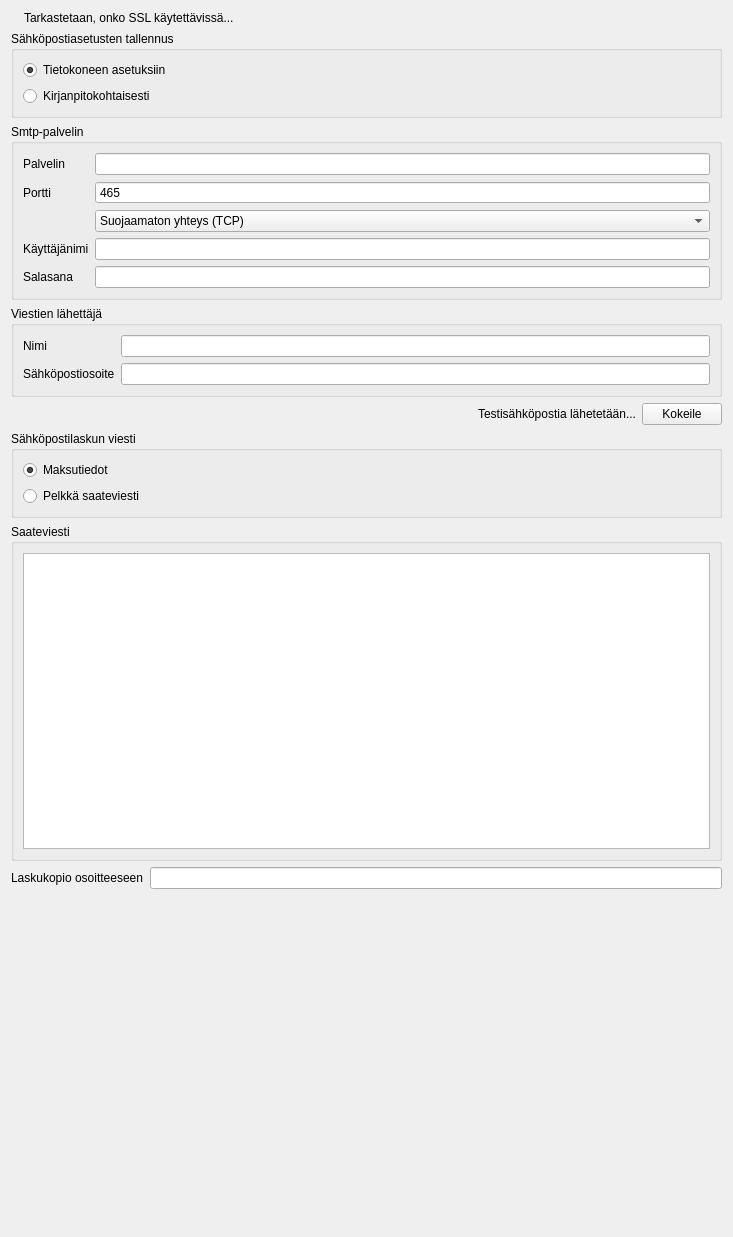
Qt form kitsas/maaritys/emailmaaritys.ui (artoh/kitupiikki) before a commit.
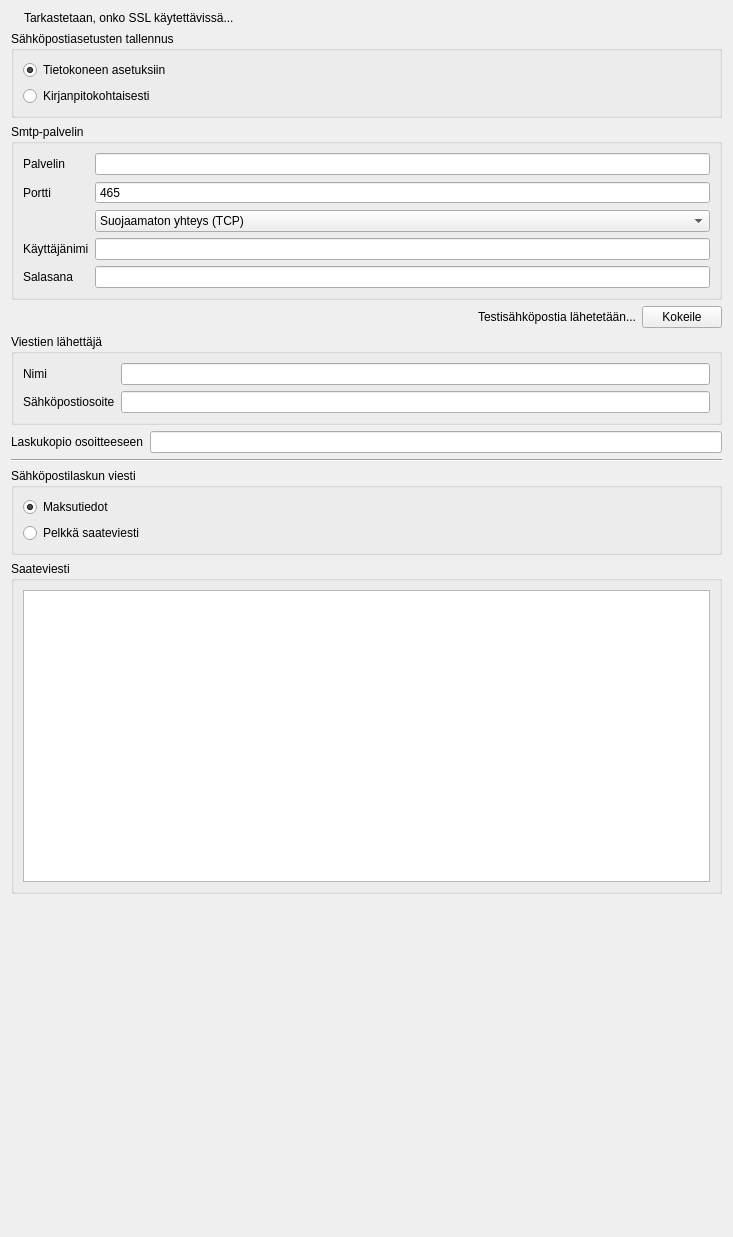
The same form after that commit. Icons and pictures are not drawn.

```diff
--- a/kitsas/maaritys/emailmaaritys.ui
+++ b/kitsas/maaritys/emailmaaritys.ui
@@ -167,41 +167,6 @@
      </layout>
     </widget>
    </item>
-   <item>
-    <widget class="QGroupBox" name="groupBox_2">
-     <property name="title">
-      <string>Viestien lähettäjä</string>
-     </property>
-     <layout class="QFormLayout" name="formLayout_2">
-      <item row="0" column="0">
-       <widget class="QLabel" name="label_5">
-        <property name="text">
-         <string>Nimi</string>
-        </property>
-        <property name="buddy">
-         <cstring>nimiEdit</cstring>
-        </property>
-       </widget>
-      </item>
-      <item row="0" column="1">
-       <widget class="QLineEdit" name="nimiEdit"/>
-      </item>
-      <item row="1" column="0">
-       <widget class="QLabel" name="label_6">
-        <property name="text">
-         <string>Sähköpostiosoite</string>
-        </property>
-        <property name="buddy">
-         <cstring>emailEdit</cstring>
-        </property>
-       </widget>
-      </item>
-      <item row="1" column="1">
-       <widget class="QLineEdit" name="emailEdit"/>
-      </item>
-     </layout>
-    </widget>
-   </item>
    <item>
     <layout class="QHBoxLayout" name="horizontalLayout">
      <item>
@@ -237,6 +202,69 @@
      </item>
     </layout>
    </item>
+   <item>
+    <widget class="QGroupBox" name="groupBox_2">
+     <property name="title">
+      <string>Viestien lähettäjä</string>
+     </property>
+     <layout class="QFormLayout" name="formLayout_2">
+      <item row="0" column="0">
+       <widget class="QLabel" name="label_5">
+        <property name="text">
+         <string>Nimi</string>
+        </property>
+        <property name="buddy">
+         <cstring>nimiEdit</cstring>
+        </property>
+       </widget>
+      </item>
+      <item row="0" column="1">
+       <widget class="QLineEdit" name="nimiEdit"/>
+      </item>
+      <item row="1" column="0">
+       <widget class="QLabel" name="label_6">
+        <property name="text">
+         <string>Sähköpostiosoite</string>
+        </property>
+        <property name="buddy">
+         <cstring>emailEdit</cstring>
+        </property>
+       </widget>
+      </item>
+      <item row="1" column="1">
+       <widget class="QLineEdit" name="emailEdit"/>
+      </item>
+     </layout>
+    </widget>
+   </item>
+   <item>
+    <layout class="QFormLayout" name="formLayout_3">
+     <item row="0" column="0">
+      <widget class="QLabel" name="label_7">
+       <property name="text">
+        <string>Laskukopio osoitteeseen</string>
+       </property>
+       <property name="buddy">
+        <cstring>kopioEdit</cstring>
+       </property>
+      </widget>
+     </item>
+     <item row="0" column="1">
+      <widget class="QLineEdit" name="kopioEdit">
+       <property name="text">
+        <string/>
+       </property>
+      </widget>
+     </item>
+    </layout>
+   </item>
+   <item>
+    <widget class="Line" name="line">
+     <property name="orientation">
+      <enum>Qt::Horizontal</enum>
+     </property>
+    </widget>
+   </item>
    <item>
     <widget class="QGroupBox" name="groupBox_3">
      <property name="title">
@@ -275,27 +303,6 @@
      </layout>
     </widget>
    </item>
-   <item>
-    <layout class="QFormLayout" name="formLayout_3">
-     <item row="0" column="0">
-      <widget class="QLabel" name="label_7">
-       <property name="text">
-        <string>Laskukopio osoitteeseen</string>
-       </property>
-       <property name="buddy">
-        <cstring>kopioEdit</cstring>
-       </property>
-      </widget>
-     </item>
-     <item row="0" column="1">
-      <widget class="QLineEdit" name="kopioEdit">
-       <property name="text">
-        <string/>
-       </property>
-      </widget>
-     </item>
-    </layout>
-   </item>
    <item>
     <spacer name="verticalSpacer">
      <property name="orientation">
```
Left out of the diff: 16 changed lines with no effect on the pictures.
